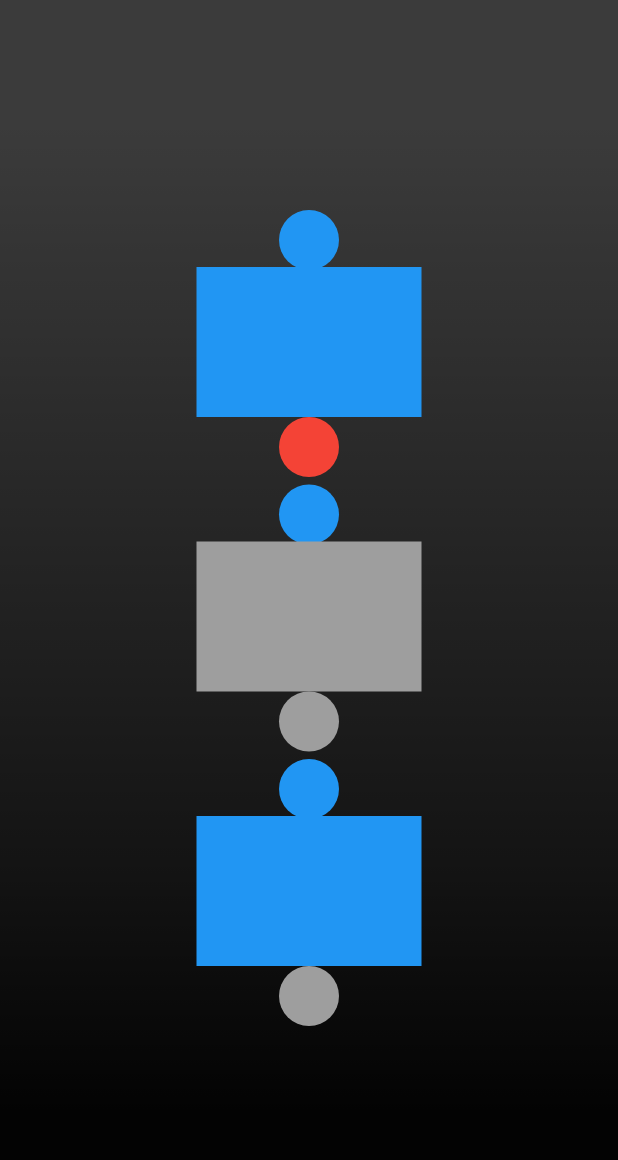
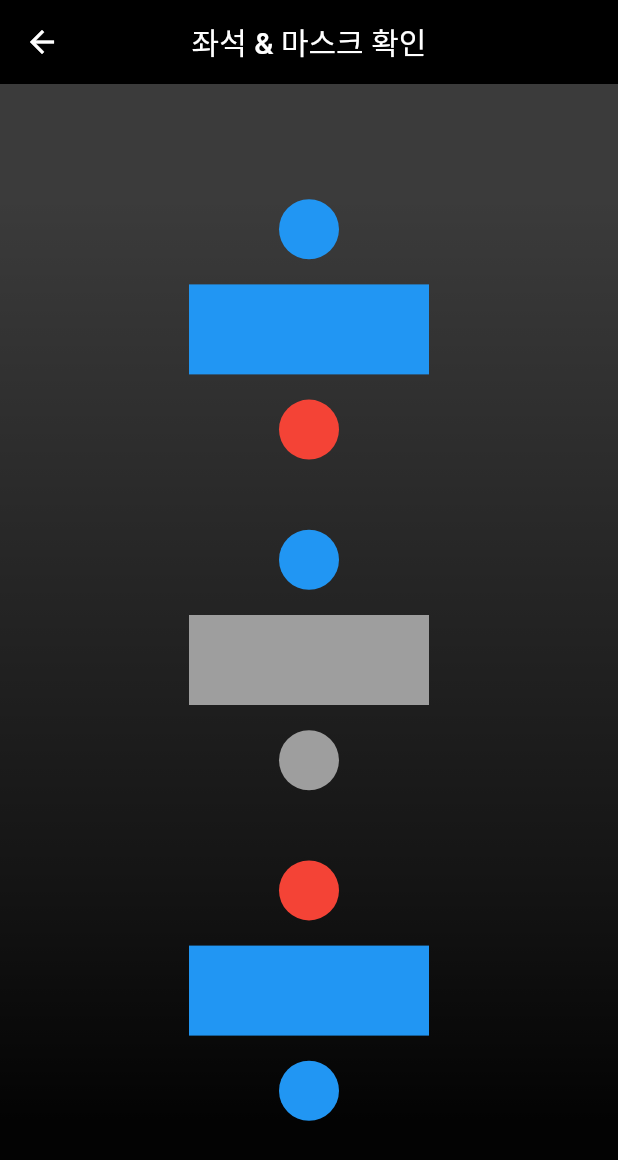
Before and after one commit to ss1mda/sm7, a Flutter app: the EmptyCheck screen opened directly, on a phone screen of 412 x 824 dp. Shown: the top 1160 px of the screen. Run offline on Flutter 3.47's test engine with Material 2 defaults, Android fonts, the phone set to English and light mode, and no system bars.

Commit message:
자리색바꾸기json

```diff
--- a/lib/emptyCheck.dart
+++ b/lib/emptyCheck.dart
@@ -10,69 +10,102 @@ class EmptyCheck extends StatefulWidget {
   _EmptyCheckState createState() => _EmptyCheckState();
 }
 
-final jsonString = {"position": 1,"object":[1,2,3,1],"chair":{"up":[0,1,2,3],"down":[0,1,2,3]}}; //바뀐거로
+final Map<String, dynamic> jsonString2 = {
+  'table3': { //테이블3
+    'chair': {
+      'up': 2, //0빈자리, 1마스크한사람, 2마스크안한사람, 3error
+      'down': 1
+    },
+    'object':
+    {
+      "notebook": 1, //노트북 갯수
+      "book": 0, //책 갯수
+      "bag": 2, //가방 갯수
+      "cup": 2 // 컵 갯수
+    }
+  }
+};
+//바뀐거로
 
-class myPainter extends CustomPainter
-{
+class myPainter extends CustomPainter {
   String target;
   myPainter(this.target);
 
-  void _emptytable(Canvas canvas,Size size) {
+
+  void _emptytable(Canvas canvas, Size size) {
     Paint paint = Paint()
       ..color = Colors.grey
       ..strokeCap = StrokeCap.round
       ..style = PaintingStyle.fill;
-    canvas.drawRect(Offset(-75, -75) & const Size(150, 100), paint);
+    canvas.drawRect(Offset(-80, -30) & const Size(160, 60), paint);
   }
 
-  void _table(Canvas canvas,Size size) {
+  void _table(Canvas canvas, Size size) {
     Paint paint = Paint()
       ..color = Colors.blue
       ..strokeCap = StrokeCap.round
       ..style = PaintingStyle.fill;
-    canvas.drawRect(Offset(-75,-75) & const Size(150, 100), paint);
+    canvas.drawRect(Offset(-80, -30) & const Size(160, 60), paint);
   }
 
-  void _noperson(Canvas canvas,Size size) {
+  void _noperson(Canvas canvas, Size size) {
     Paint paint = Paint()
       ..color = Colors.grey
       ..style = PaintingStyle.fill;
-    canvas.drawCircle(Offset(0,0), 20, paint);
+    canvas.drawCircle(Offset(0, 0), 20, paint);
   }
 
-  void _person_mask(Canvas canvas,Size size) {
+  void _person_mask(Canvas canvas, Size size) {
     Paint paint = Paint()
       ..color = Colors.blue
       ..style = PaintingStyle.fill;
-    canvas.drawCircle(Offset(0,0), 20, paint);
+    canvas.drawCircle(Offset(0, 0), 20, paint);
   }
 
-  void _person_nomask(Canvas canvas,Size size) {
+  void _person_nomask(Canvas canvas, Size size) {
     Paint paint = Paint()
       ..color = Colors.red
       ..style = PaintingStyle.fill;
-    canvas.drawCircle(Offset(0,0), 20, paint);
+    canvas.drawCircle(Offset(0, 0), 20, paint);
   }
 
   @override
   void paint(Canvas canvas, Size size) {
-    if(target == "p1"){
+    if (target == "p1") {
       _person_mask(canvas, size);
-    }else if(target == "p2") {
+    } else if (target == "p2") {
       _person_nomask(canvas, size);
-    }else if(target == "p3") {
+    } else if (target == "p3") {
       _person_mask(canvas, size);
-    }else if(target == "p4") {
+    } else if (target == "p4") {
       _noperson(canvas, size);
-    }else if(target == "p5") {
+    } else if (target == "p5" && jsonString2.keys.first.toString() == "table3" && jsonString2["table3"]["chair"].keys.first.toString() == "up")
+    {
+      if(jsonString2["table3"]["chair"]["up"] == 0){
+        _noperson(canvas, size);
+      }else if(jsonString2["table3"]["chair"]["up"] == 1){
         _person_mask(canvas, size);
-    }else if(target == "p6"){
+      }else if(jsonString2["table3"]["chair"]["up"] == 2){
+        _person_nomask(canvas, size);
+      }else{
+        _person_nomask(canvas, size);
+      }
+    } else if (target == "p6" && jsonString2.keys.first.toString() == "table3" && jsonString2["table3"]["chair"].keys.last.
+        toString() == "down")
+    { if(jsonString2["table3"]["chair"]["down"] == 0){
       _noperson(canvas, size);
-    }else if(target == "t1"){
+    }else if(jsonString2["table3"]["chair"]["down"] == 1){
+      _person_mask(canvas, size);
+    }else if(jsonString2["table3"]["chair"]["down"] == 2){
+      _person_nomask(canvas, size);
+    }else{
+      _person_nomask(canvas, size);
+    }
+    } else if (target == "t1") {
       _table(canvas, size);
-    }else if(target == "t2"){
+    } else if (target == "t2") {
       _emptytable(canvas, size);
-    }else if(target == "t3") {
+    } else if (target == "t3") {
       _table(canvas, size);
     }
   }
@@ -84,9 +117,16 @@ class myPainter extends CustomPainter
 }
 
 class _EmptyCheckState extends State<EmptyCheck> {
+
   @override
   Widget build(BuildContext context) {
     return Scaffold(
+      appBar: AppBar(
+        title: Text("좌석 & 마스크 확인", style: TextStyle(fontSize: 20.0)),
+        backgroundColor: Colors.black,
+        centerTitle: true,
+        elevation: 0.0,
+      ),
       body: AnnotatedRegion<SystemUiOverlayStyle>(
         value: SystemUiOverlayStyle.light,
         child: GestureDetector(
@@ -110,89 +150,97 @@ class _EmptyCheckState extends State<EmptyCheck> {
                   ),
                 ),
               ),
-              Center(
+              SafeArea(
+                child: Center(
                     child: Column(
-                      mainAxisAlignment: MainAxisAlignment.center,
+                        mainAxisAlignment: MainAxisAlignment.spaceEvenly,
                         children: <Widget>[
+                          SizedBox(
+                            height: 80,
+                          ),
                           Container(
-                          alignment: Alignment.center,
-                          child:CustomPaint(
+                            // alignment: Alignment.center,
+                            child: CustomPaint(
                               painter: myPainter("p1"),
                             ),
                           ),
                           SizedBox(
-                          height: 93,
+                            height: 50,
                           ),
                           Container(
-                          alignment: Alignment.center,
-                          child:CustomPaint(
+                            // alignment: Alignment.center,
+                            child: CustomPaint(
                               painter: myPainter("t1"),
                             ),
                           ),
                           SizedBox(
-                          height: 45,
+                            height: 50,
                           ),
                           Container(
-                          alignment: Alignment.center,
-                          child:CustomPaint(
+                            // alignment: Alignment.center,
+                            child: CustomPaint(
                               painter: myPainter("p2"),
                             ),
                           ),
                           SizedBox(
-                          height: 45,
+                            height: 70,
                           ),
                           Container(
-                          alignment: Alignment.center,
-                          child:CustomPaint(
+                            // alignment: Alignment.center,
+                            child: CustomPaint(
                               painter: myPainter("p3"),
                             ),
                           ),
                           SizedBox(
-                          height: 93,
+                            height: 50,
                           ),
                           Container(
-                          alignment: Alignment.center,
-                          child:CustomPaint(
+                            // alignment: Alignment.center,
+                            child: CustomPaint(
                               painter: myPainter("t2"),
                             ),
                           ),
                           SizedBox(
-                          height: 45,
+                            height: 50,
                           ),
                           Container(
-                          alignment: Alignment.center,
-                          child:CustomPaint(
+                            // alignment: Alignment.center,
+                            child: CustomPaint(
                               painter: myPainter("p4"),
                             ),
                           ),
                           SizedBox(
-                          height: 45,
+                            height: 70,
                           ),
                           Container(
-                          alignment: Alignment.center,
-                          child:CustomPaint(
+                            // alignment: Alignment.center,
+                            child: CustomPaint(
                               painter: myPainter("p5"),
                             ),
                           ),
                           SizedBox(
-                          height: 93,
+                            height: 50,
                           ),
                           Container(
-                          alignment: Alignment.center,
-                          child:CustomPaint(
+                            // alignment: Alignment.center,
+                            child: CustomPaint(
                               painter: myPainter("t3"),
                             ),
                           ),
                           SizedBox(
-                          height: 45,
+                            height: 50,
                           ),
                           Container(
-                          alignment: Alignment.center,
-                          child:CustomPaint(
+                            // alignment: Alignment.center,
+                            child: CustomPaint(
                               painter: myPainter("p6"),
                             ),
                           ),
-                      ]))
+                          SizedBox(
+                            height: 80,
+                          ),
+                        ])),
+              )
             ],
           ),
         ),
```
Lines whose indentation alone changed are shown as unchanged.
